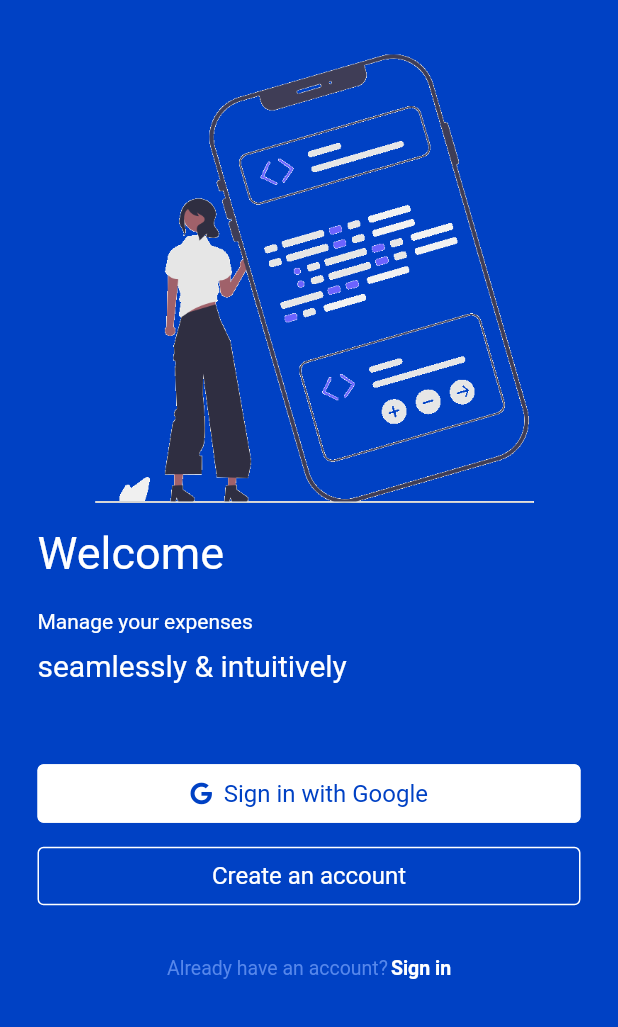
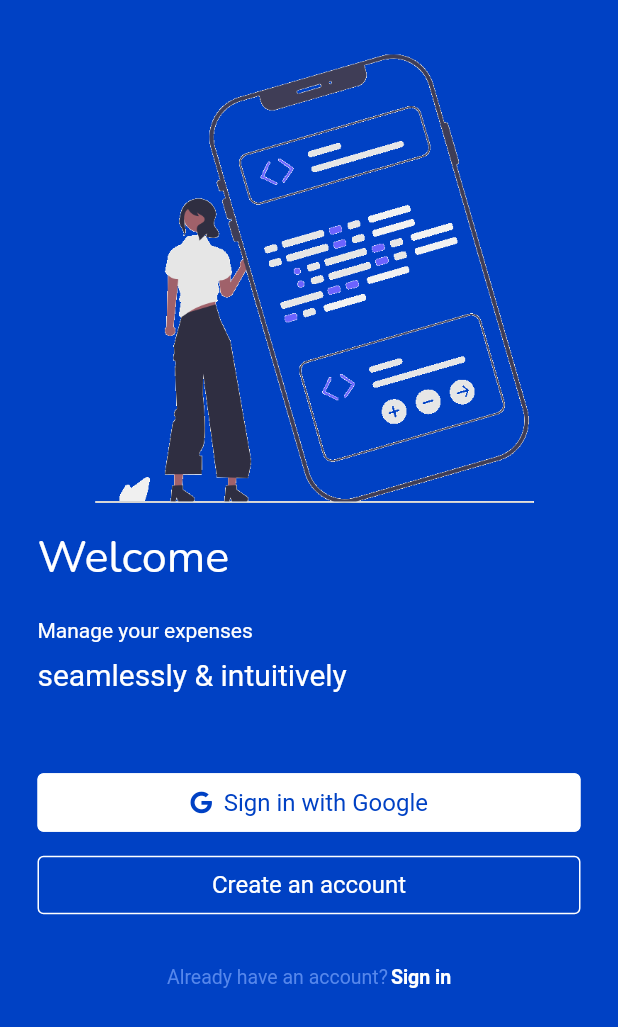
Before and after one commit to brafii/login-app, a Flutter app: the screen it shows after launch, on a phone screen of 412 x 824 dp. Shown: the top 1027 px of the screen. Run offline on Flutter 3.47's test engine with Material 2 defaults, Android fonts, the phone set to English and light mode, and no system bars; our stand-ins replace font_awesome_flutter.

Commit message:
nunito fonts has been added to yaml file

```diff
--- a/lib/login.dart
+++ b/lib/login.dart
@@ -27,6 +27,7 @@ class Login extends StatelessWidget {
                     style: TextStyle(
                       fontSize: 30.0,
                       color: Colors.white,
+                      fontFamily: 'Nunito'
                     ),
                   ),
                   SizedBox(height: 20.0),
```
Also changed, not shown: fonts/Nunito-Black.ttf (renamed from asset/fonts/Nunito-Black.ttf), fonts/Nunito-Bold.ttf (renamed from asset/fonts/Nunito-Bold.ttf), fonts/Nunito-Regular.ttf (renamed from asset/fonts/Nunito-Regular.ttf).
